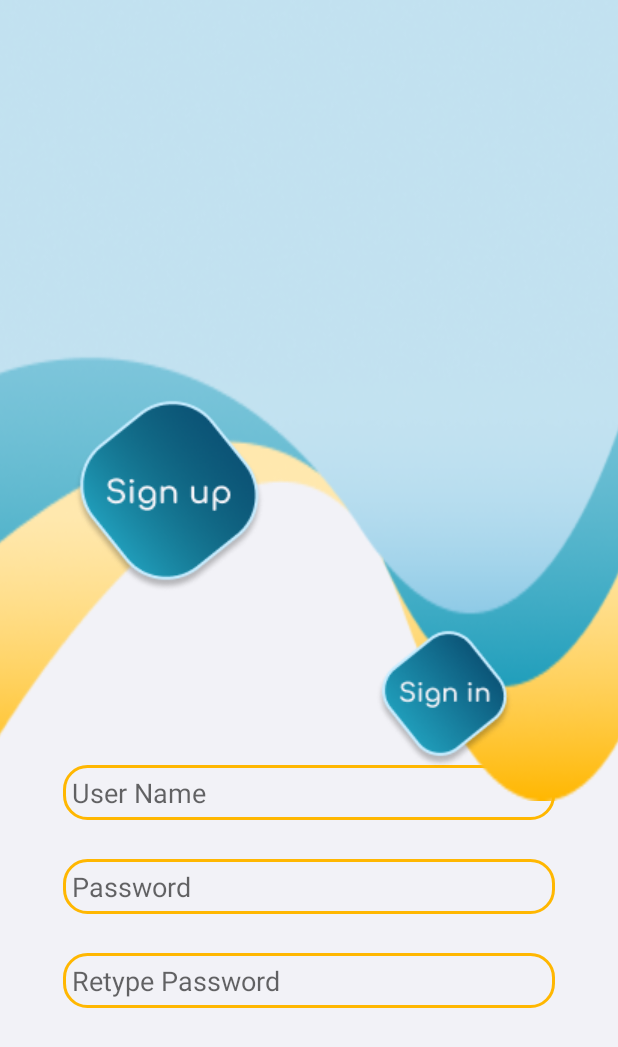
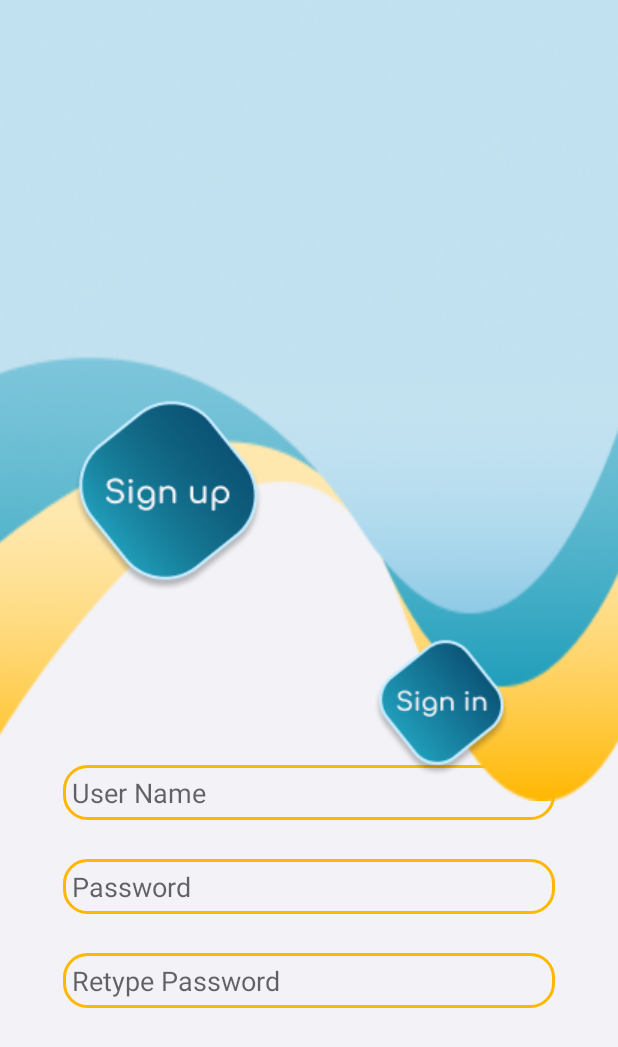
Before and after one commit to apantzar/androidRecipeProject2021, an Android app: the MainActivity screen opened directly, with no data from a screen before it, on a phone screen of 412 x 824 dp. Shown: the top 1047 px of the screen. Run offline under Robolectric (Android 15) with nearby library versions, the phone set to English and light mode, and no system bars.

```diff
--- a/app/src/main/res/layout/activity_main.xml
+++ b/app/src/main/res/layout/activity_main.xml
@@ -129,11 +129,11 @@
         android:layout_alignParentTop="true"
         android:layout_alignParentEnd="true"
         android:layout_alignParentBottom="true"
-        android:layout_marginTop="366dp"
-        android:layout_marginEnd="61dp"
-        android:layout_marginBottom="258dp"
+        android:layout_marginTop="372dp"
+        android:layout_marginEnd="63dp"
+        android:layout_marginBottom="252dp"
+        android:background="@null"
         android:text="Sign In"
-        android:background="@null"
         app:srcCompat="@drawable/btn_signin" />
 
 </RelativeLayout>
```
